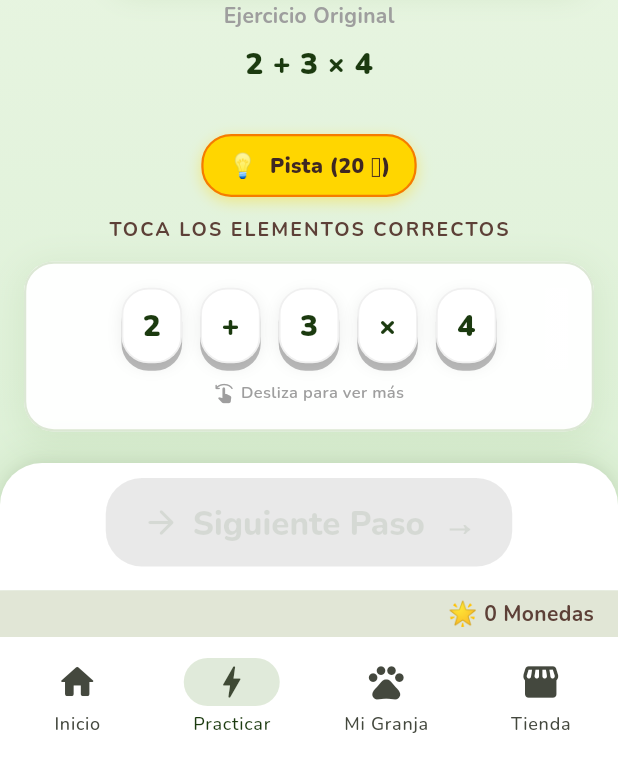
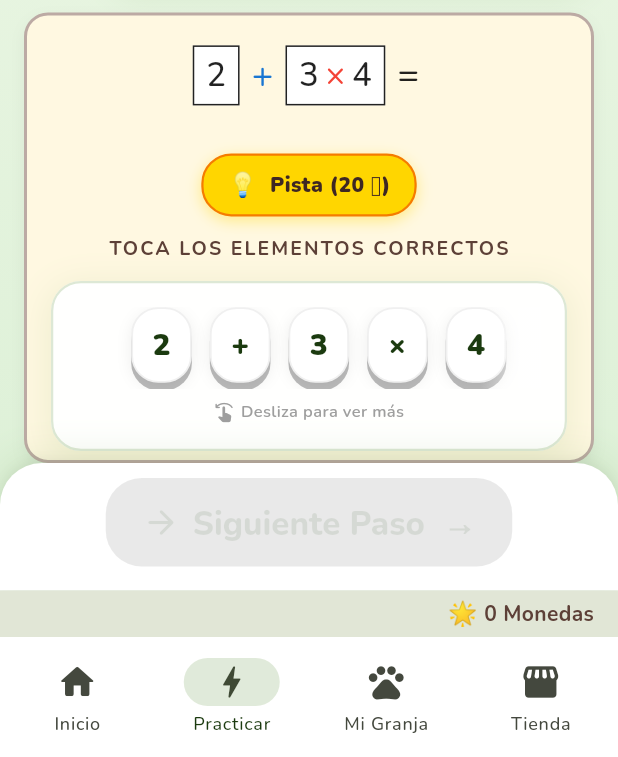
Before and after one commit to DavidMv3/Proyecto_Nuevo, a Flutter app: the screen it shows after launch, item 2 of the bottom bar chosen, on a phone screen of 412 x 824 dp, the part 479-1236 px from its top. Run offline on Flutter 3.47's test engine with Material 3 defaults, Android fonts, the phone set to English and light mode, and no system bars; our stand-ins replace audioplayers, equatable, flutter_riverpod, go_router, google_fonts, hive_flutter; accounts and stored records are empty.

Commit message:
feat: implement interactive practice screen with step progression, error handling, and math notebook UI components

```diff
--- a/lib/presentation/screens/practice_screen.dart
+++ b/lib/presentation/screens/practice_screen.dart
@@ -8,6 +8,7 @@ import '../providers/player_profile_provider.dart';
 import '../providers/practice_notifier.dart';
 import '../widgets/interactive_equation.dart';
 import '../widgets/andean_progress_banner.dart';
+import '../widgets/math_notebook_line.dart';
 
 class PracticeScreen extends ConsumerStatefulWidget {
   final int exerciseIndex;
@@ -162,16 +163,48 @@ class _PracticeScreenState extends ConsumerState<PracticeScreen> {
                         coins: profile.availableCoins,
                       ),
                       const SizedBox(height: 12),
-                      _InstructionCard(
-                        instruction: state.currentStep.instruction,
+                      ConstrainedBox(
+                        constraints: BoxConstraints(
+                          maxHeight: orientation == Orientation.landscape
+                              ? MediaQuery.of(context).size.height * 0.35
+                              : MediaQuery.of(context).size.height * 0.25,
+                        ),
+                        child: SingleChildScrollView(
+                          child: Column(
+                            crossAxisAlignment: CrossAxisAlignment.stretch,
+                            children: List.generate(state.currentStepIndex + 1, (index) {
+                              return Padding(
+                                padding: const EdgeInsets.only(bottom: 8.0),
+                                child: _InstructionCard(
+                                  instruction: state.exercise.steps[index].instruction,
+                                  isDimmed: index < state.currentStepIndex,
+                                ),
+                              );
+                            }),
+                          ),
+                        ),
                       ),
                     ],
                   ),
                 );
 
-                final interactiveArea = SingleChildScrollView(
+                final interactiveArea = Container(
+                  margin: const EdgeInsets.fromLTRB(16, 0, 16, 0),
+                  decoration: BoxDecoration(
+                    color: const Color(0xFFFFF8E1), // Color crema para el cuaderno
+                    borderRadius: BorderRadius.circular(16),
+                    border: Border.all(color: Colors.brown.shade200, width: 2),
+                    boxShadow: [
+                      BoxShadow(
+                        color: Colors.black.withValues(alpha: 0.05),
+                        blurRadius: 8,
+                        offset: const Offset(0, 4),
+                      ),
+                    ],
+                  ),
+                  child: SingleChildScrollView(
                     controller: _scrollController,
-                  padding: const EdgeInsets.fromLTRB(16, 0, 16, 0),
+                    padding: const EdgeInsets.fromLTRB(16, 20, 16, 20),
                     child: Column(
                       crossAxisAlignment: CrossAxisAlignment.stretch,
                       children: [
@@ -296,6 +329,7 @@ class _PracticeScreenState extends ConsumerState<PracticeScreen> {
                         const SizedBox(height: 24),
                       ],
                     ],
+                  ),
                 ),
               );
 
@@ -980,14 +1014,18 @@ class _StepProgressBar extends StatelessWidget {
 
 class _InstructionCard extends StatelessWidget {
   final String instruction;
+  final bool isDimmed;
 
   const _InstructionCard({
     required this.instruction,
+    this.isDimmed = false,
   });
 
   @override
   Widget build(BuildContext context) {
-    return Row(
+    return Opacity(
+      opacity: isDimmed ? 0.6 : 1.0,
+      child: Row(
         crossAxisAlignment: CrossAxisAlignment.start,
         children: [
         Container(
@@ -1038,6 +1076,7 @@ class _InstructionCard extends StatelessWidget {
           ),
         ),
       ],
+    ),
     );
   }
 }
@@ -1255,87 +1294,29 @@ class _EquationHistory extends ConsumerWidget {
   Widget build(BuildContext context, WidgetRef ref) {
     // Solo se reconstruye cuando la lista de historial cambia
     final history = ref.watch(practiceProvider(exerciseIndex).select((s) => s.equationHistory));
-    final exercise = ref.watch(practiceProvider(exerciseIndex).select((s) => s.exercise));
 
-    return ListView.builder(
-      shrinkWrap: true,
-      physics: const NeverScrollableScrollPhysics(),
-      itemCount: history.length,
-      itemBuilder: (context, index) {
+    return Column(
+      crossAxisAlignment: CrossAxisAlignment.stretch,
+      children: List.generate(history.length, (index) {
         final equationText = history[index];
-        final isLast = index == history.length - 1;
 
+        String formattedEquation = equationText;
         if (index == 0) {
-          // Ejercicio Original
+          formattedEquation = '$equationText =';
+        } else {
+          formattedEquation = '= $equationText';
+        }
+
         return Padding(
           padding: const EdgeInsets.only(bottom: 16.0),
-            child: Column(
-              children: [
-                const Text('Ejercicio Original',
-                  style: TextStyle(fontSize: 14, fontWeight: FontWeight.bold, color: Colors.grey)),
-                const SizedBox(height: 8),
-                Center(
-                  child: SingleChildScrollView(
-                    scrollDirection: Axis.horizontal,
-                    child: Text(
-                      MathTokenWidget.formatMathText(equationText),
-                      style: TextStyle(
-                        fontSize: 20,
-                        fontWeight: FontWeight.w900,
-                        fontFamily: 'Nunito',
-                        color: AppTheme.textDark.withValues(alpha: isLast ? 1.0 : 0.5),
+          child: Center(
+            child: MathNotebookLine(
+              equation: formattedEquation,
+              showBoxesAndColors: index == 0,
             ),
           ),
-                  ),
-                ),
-              ],
-            ),
         );
-        } else {
-          // Paso Resuelto
-          final stepInstruction = exercise.steps[index - 1].instruction;
-          return Padding(
-            padding: const EdgeInsets.only(bottom: 16.0),
-            child: Column(
-              children: [
-                const Icon(Icons.arrow_downward_rounded, color: Colors.grey, size: 24),
-                const SizedBox(height: 8),
-                Container(
-                  padding: const EdgeInsets.symmetric(horizontal: 16, vertical: 8),
-                  decoration: BoxDecoration(
-                    color: AppTheme.primaryGreen.withValues(alpha: 0.1),
-                    borderRadius: BorderRadius.circular(16),
-                  ),
-                  child: Text(
-                    stepInstruction,
-                    textAlign: TextAlign.center,
-                    style: const TextStyle(
-                      fontSize: 15,
-                      fontWeight: FontWeight.w700,
-                      color: AppTheme.primaryGreenDk,
-                    ),
-                  ),
-                ),
-                const SizedBox(height: 12),
-                Center(
-                  child: SingleChildScrollView(
-                    scrollDirection: Axis.horizontal,
-                    child: Text(
-                      MathTokenWidget.formatMathText(equationText),
-                      style: TextStyle(
-                        fontSize: 20,
-                        fontWeight: FontWeight.w900,
-                        fontFamily: 'Nunito',
-                        color: AppTheme.textDark.withValues(alpha: isLast ? 1.0 : 0.5),
-                      ),
-                    ),
-                  ),
-                ),
-              ],
-            ),
-          );
-        }
-      },
+      }),
     );
   }
 }
--- /dev/null
+++ b/lib/presentation/widgets/math_notebook_line.dart
@@ -0,0 +1,127 @@
+import 'package:flutter/material.dart';
+import 'interactive_equation.dart';
+
+class MathNotebookLine extends StatelessWidget {
+  final String equation;
+  final bool showBoxesAndColors;
+
+  const MathNotebookLine({
+    super.key,
+    required this.equation,
+    this.showBoxesAndColors = false,
+  });
+
+  @override
+  Widget build(BuildContext context) {
+    if (!showBoxesAndColors) {
+      // Just render the text normally
+      return Text(
+        MathTokenWidget.formatMathText(equation),
+        style: const TextStyle(
+          fontSize: 24,
+          fontWeight: FontWeight.w600,
+          fontFamily: 'Nunito',
+          color: Colors.black87,
+        ),
+      );
+    }
+
+    // Parse blocks and signs
+    final tokens = equation.split(' ').where((s) => s.isNotEmpty).toList();
+    List<Widget> children = [];
+    List<String> currentBlock = [];
+    int parenDepth = 0;
+
+    for (int i = 0; i < tokens.length; i++) {
+      final t = tokens[i];
+      if (t == '(') parenDepth++;
+      if (t == ')') parenDepth--;
+
+      if (parenDepth == 0 && (t == '+' || t == '-')) {
+        if (currentBlock.isNotEmpty) {
+          children.add(_buildBlockWidget(currentBlock));
+          currentBlock.clear();
+        }
+        children.add(_buildSignWidget(t, isExternal: true));
+      } else if (parenDepth == 0 && t == '=') {
+        if (currentBlock.isNotEmpty) {
+          children.add(_buildBlockWidget(currentBlock));
+          currentBlock.clear();
+        }
+        children.add(_buildSignWidget(t, isExternal: false));
+      } else {
+        currentBlock.add(t);
+      }
+    }
+
+    if (currentBlock.isNotEmpty) {
+      children.add(_buildBlockWidget(currentBlock));
+    }
+
+    return Wrap(
+      alignment: WrapAlignment.center,
+      crossAxisAlignment: WrapCrossAlignment.center,
+      spacing: 4,
+      children: children,
+    );
+  }
+
+  Widget _buildBlockWidget(List<String> blockTokens) {
+    List<TextSpan> spans = [];
+    for (int i = 0; i < blockTokens.length; i++) {
+      final t = blockTokens[i];
+      Color color = Colors.black87;
+      if (t == '*' || t == '/' || t == '×' || t == '÷') {
+        color = Colors.red;
+      } else if (t == '+' || t == '-') {
+        // Internal signs inside a block
+        color = Colors.red;
+      }
+
+      spans.add(TextSpan(
+        text: MathTokenWidget.formatMathText(t),
+        style: TextStyle(
+          fontSize: 22,
+          fontWeight: FontWeight.w500,
+          fontFamily: 'Nunito',
+          color: color,
+        ),
+      ));
+
+      if (i < blockTokens.length - 1) {
+        spans.add(const TextSpan(text: ' '));
+      }
+    }
+
+    return Container(
+      padding: const EdgeInsets.symmetric(horizontal: 8, vertical: 4),
+      decoration: BoxDecoration(
+        color: Colors.white,
+        border: Border.all(color: Colors.black87, width: 1.0),
+      ),
+      child: RichText(
+        text: TextSpan(children: spans),
+      ),
+    );
+  }
+
+  Widget _buildSignWidget(String sign, {required bool isExternal}) {
+    Color color = Colors.black87;
+    if (isExternal && sign != '=') {
+      color = Colors.blue.shade700;
+    }
+
+    return Padding(
+      padding: const EdgeInsets.symmetric(horizontal: 4.0),
+      child: Text(
+        MathTokenWidget.formatMathText(sign),
+        style: TextStyle(
+          fontSize: 24,
+          fontWeight: FontWeight.w500,
+          fontFamily: 'Nunito',
+          color: color,
+        ),
+      ),
+    );
+  }
+}
```
Lines whose indentation alone changed are shown as unchanged.
